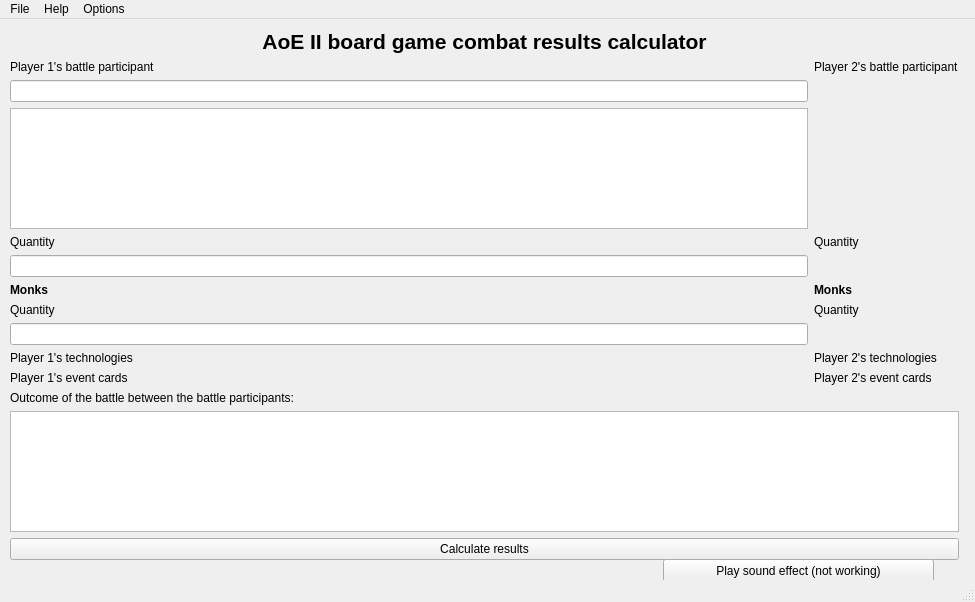
Qt form AoE2_Calculator-master/mainwindow.ui (ProjectsKoryHasWorkedOn/2023-2024_AoE_II_Board_Game_Combat_Results_Calculator_Reworked) before a commit.
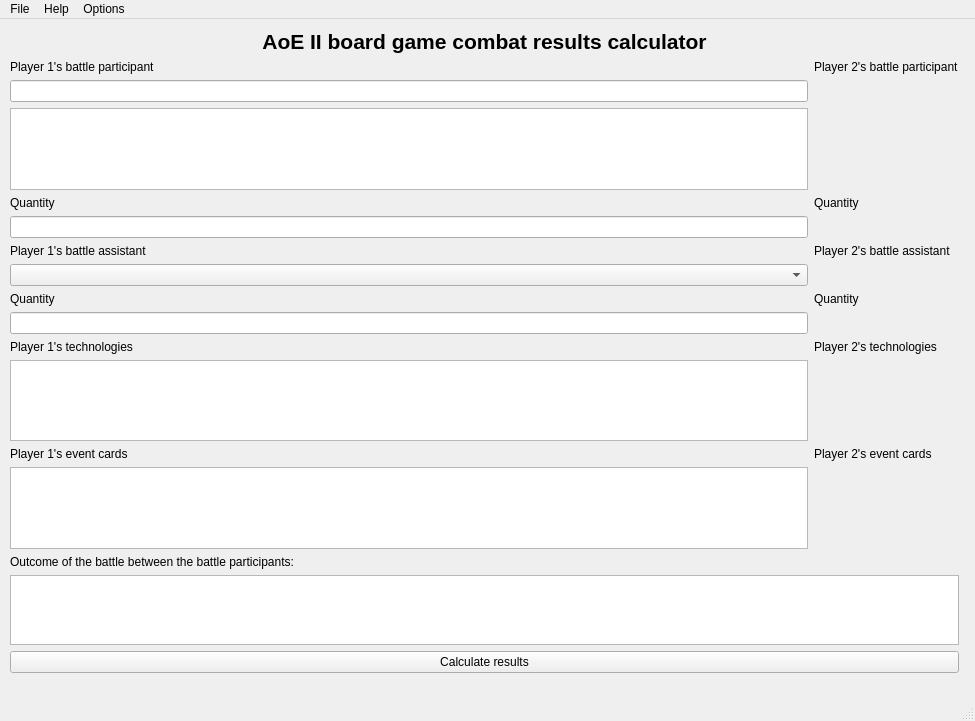
The same form after that commit.

Diff of the .ui file:
```diff
--- a/AoE2_Calculator-master/mainwindow.ui
+++ b/AoE2_Calculator-master/mainwindow.ui
@@ -7,7 +7,7 @@
     <x>0</x>
     <y>0</y>
     <width>975</width>
-    <height>602</height>
+    <height>721</height>
    </rect>
   </property>
   <property name="windowTitle">
@@ -20,7 +20,7 @@
       <x>10</x>
       <y>10</y>
       <width>949</width>
-      <height>531</height>
+      <height>644</height>
      </rect>
     </property>
     <layout class="QHBoxLayout" name="horizontalLayout">
@@ -44,13 +44,6 @@
        </item>
        <item>
         <layout class="QGridLayout" name="gridLayout_2">
-         <item row="4" column="0">
-          <widget class="QLineEdit" name="player1MonkQuantity">
-           <property name="placeholderText">
-            <string/>
-           </property>
-          </widget>
-         </item>
          <item row="3" column="1">
           <widget class="QLabel" name="label_3">
            <property name="text">
@@ -58,6 +51,13 @@
            </property>
           </widget>
          </item>
+         <item row="7" column="1">
+          <widget class="QLabel" name="label_6">
+           <property name="text">
+            <string>Quantity</string>
+           </property>
+          </widget>
+         </item>
          <item row="0" column="1">
           <widget class="QLabel" name="player2UnitsLabel">
            <property name="text">
@@ -65,32 +65,33 @@
            </property>
           </widget>
          </item>
+         <item row="11" column="1">
+          <widget class="QLabel" name="player1UnitsLabel_3">
+           <property name="text">
+            <string>Player 2's event cards</string>
+           </property>
+          </widget>
+         </item>
          <item row="5" column="0">
-          <widget class="QLabel" name="label_4">
-           <property name="font">
-            <font>
-             <bold>true</bold>
-            </font>
-           </property>
+          <widget class="QLabel" name="player1UnitsLabel_6">
            <property name="text">
-            <string>Monks</string>
+            <string>Player 1's battle assistant</string>
            </property>
           </widget>
          </item>
-         <item row="6" column="1">
-          <widget class="QLabel" name="label_6">
-           <property name="text">
-            <string>Quantity</string>
-           </property>
-          </widget>
+         <item row="10" column="0">
+          <widget class="QListWidget" name="player1Technologies"/>
          </item>
-         <item row="8" column="1">
-          <widget class="QLabel" name="player1UnitsLabel_5">
+         <item row="11" column="0">
+          <widget class="QLabel" name="player1UnitsLabel_2">
            <property name="text">
-            <string>Player 2's technologies</string>
+            <string>Player 1's event cards</string>
            </property>
           </widget>
          </item>
+         <item row="1" column="0">
+          <widget class="QLineEdit" name="player1EntityNamesFilter"/>
+         </item>
          <item row="0" column="0">
           <widget class="QLabel" name="player1UnitsLabel">
            <property name="text">
@@ -98,31 +99,10 @@
            </property>
           </widget>
          </item>
-         <item row="3" column="0">
-          <widget class="QLabel" name="label">
+         <item row="5" column="1">
+          <widget class="QLabel" name="player1UnitsLabel_7">
            <property name="text">
-            <string>Quantity</string>
-           </property>
-          </widget>
-         </item>
-         <item row="8" column="0">
-          <widget class="QLabel" name="player1UnitsLabel_4">
-           <property name="text">
-            <string>Player 1's technologies</string>
-           </property>
-          </widget>
-         </item>
-         <item row="7" column="0">
-          <widget class="QLineEdit" name="player1EntityQuantity">
-           <property name="placeholderText">
-            <string/>
-           </property>
-          </widget>
-         </item>
-         <item row="6" column="0">
-          <widget class="QLabel" name="label_2">
-           <property name="text">
-            <string>Quantity</string>
+            <string>Player 2's battle assistant</string>
            </property>
           </widget>
          </item>
@@ -133,35 +113,54 @@
            </property>
           </widget>
          </item>
-         <item row="1" column="0">
-          <widget class="QLineEdit" name="player1EntityNamesFilter"/>
+         <item row="6" column="0">
+          <widget class="QComboBox" name="player1BattleAssistantNames"/>
+         </item>
+         <item row="7" column="0">
+          <widget class="QLabel" name="label_2">
+           <property name="text">
+            <string>Quantity</string>
+           </property>
+          </widget>
          </item>
          <item row="9" column="1">
-          <widget class="QLabel" name="player1UnitsLabel_3">
+          <widget class="QLabel" name="player1UnitsLabel_5">
            <property name="text">
-            <string>Player 2's event cards</string>
+            <string>Player 2's technologies</string>
+           </property>
+          </widget>
+         </item>
+         <item row="3" column="0">
+          <widget class="QLabel" name="label">
+           <property name="text">
+            <string>Quantity</string>
+           </property>
+          </widget>
+         </item>
+         <item row="8" column="0">
+          <widget class="QLineEdit" name="player1EntityQuantity">
+           <property name="placeholderText">
+            <string/>
            </property>
           </widget>
          </item>
          <item row="9" column="0">
-          <widget class="QLabel" name="player1UnitsLabel_2">
+          <widget class="QLabel" name="player1UnitsLabel_4">
            <property name="text">
-            <string>Player 1's event cards</string>
+            <string>Player 1's technologies</string>
            </property>
           </widget>
          </item>
-         <item row="5" column="1">
-          <widget class="QLabel" name="label_5">
-           <property name="font">
-            <font>
-             <bold>true</bold>
-            </font>
+         <item row="4" column="0">
+          <widget class="QLineEdit" name="player1MonkQuantity">
+           <property name="placeholderText">
+            <string/>
            </property>
-           <property name="text">
-            <string>Monks</string>
-           </property>
           </widget>
          </item>
+         <item row="12" column="0">
+          <widget class="QListWidget" name="player1Events"/>
+         </item>
         </layout>
        </item>
        <item>
@@ -193,19 +192,6 @@
      </item>
     </layout>
    </widget>
-   <widget class="QPushButton" name="playSound">
-    <property name="geometry">
-     <rect>
-      <x>663</x>
-      <y>540</y>
-      <width>271</width>
-      <height>24</height>
-     </rect>
-    </property>
-    <property name="text">
-     <string>Play sound effect (not working)</string>
-    </property>
-   </widget>
   </widget>
   <widget class="QMenuBar" name="menubar">
    <property name="geometry">
```
